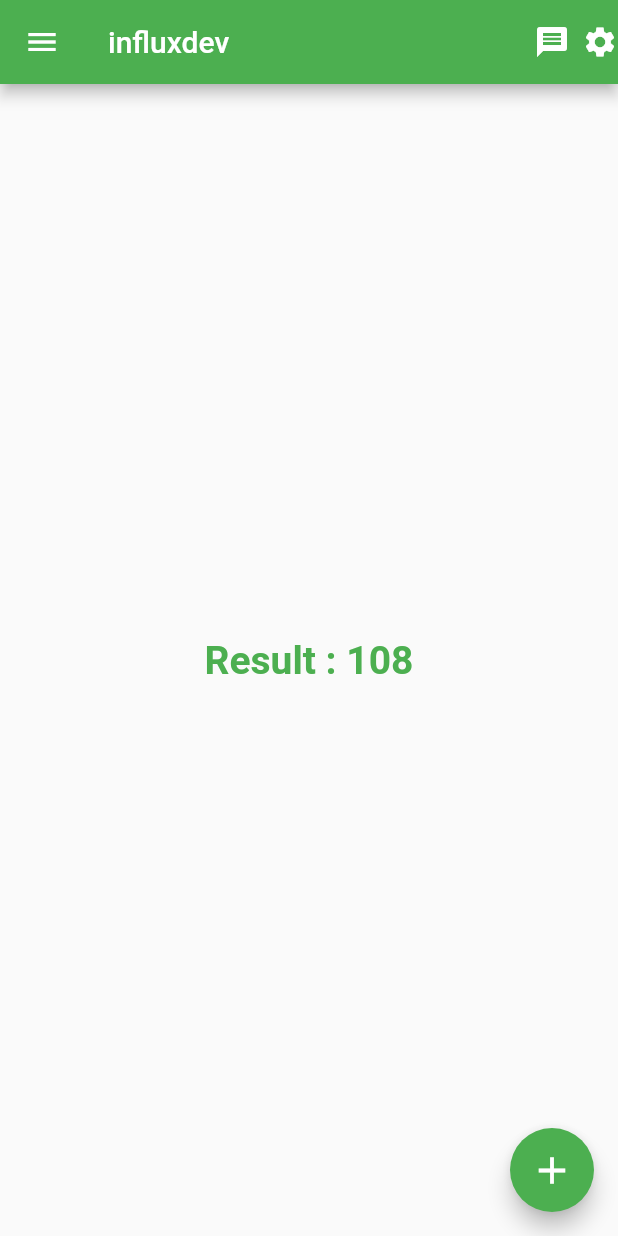
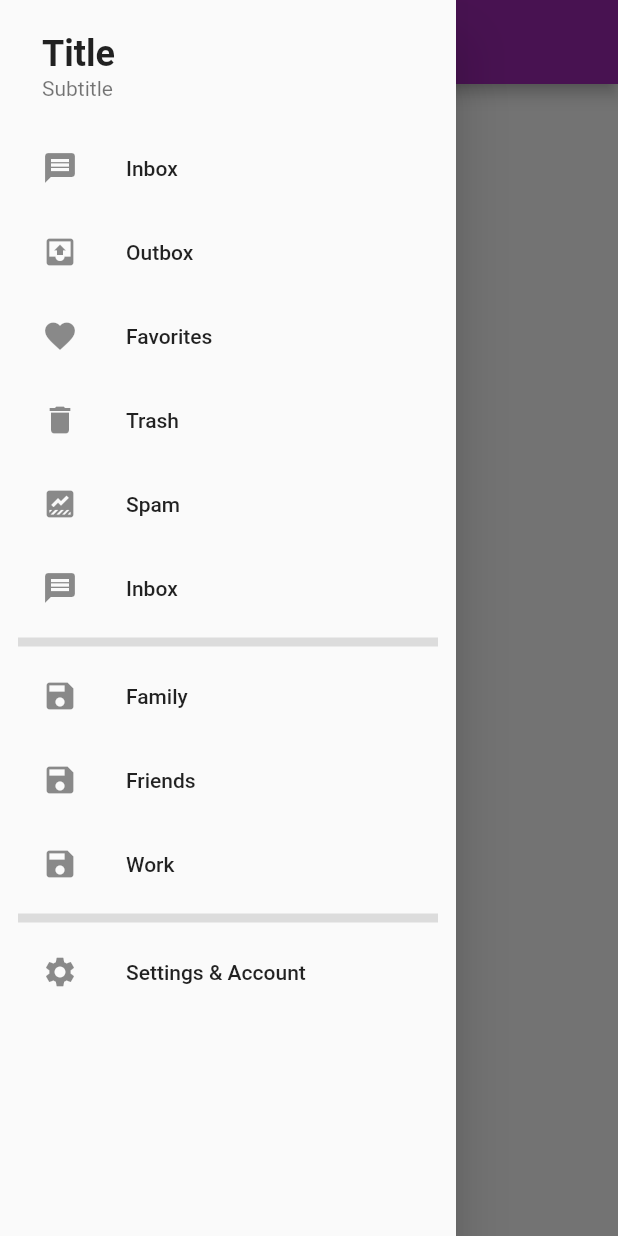
Before and after one commit to saiful-softdev/code_with_influx, a Flutter app: the screen it shows after launch, with the side drawer open (before the commit the screen has no drawer), on a phone screen of 412 x 824 dp. Run offline on Flutter 3.47's test engine with Material 3 defaults, Android fonts, the phone set to English and light mode, and no system bars.

Commit message:
assignment 8 complete

```diff
--- /dev/null
+++ b/lib/assigment_8.dart
@@ -0,0 +1,70 @@
+import 'package:flutter/material.dart';
+class Assigment_8 extends StatefulWidget {
+  const Assigment_8({super.key});
+
+  @override
+  State<Assigment_8> createState() => _Assigment_8State();
+}
+
+class _Assigment_8State extends State<Assigment_8> {
+  @override
+  Widget build(BuildContext context) {
+    return Scaffold(
+      appBar: AppBar(backgroundColor: Colors.purple,
+        centerTitle: true,
+        title: Text("Assigment-8"),),
+      drawer: const Drawer(
+        child: Padding(
+          padding: EdgeInsets.all(12.0),
+          child: Column(children: [
+            ListTile(
+              title: Text("Title",style: TextStyle(fontSize: 24,fontWeight: FontWeight.bold),),
+              subtitle: Text("Subtitle"),
+
+            ),
+            ListTile(
+              leading: Icon(Icons.message),
+              title: Text("Inbox"),
+            ),
+            ListTile(
+              leading: Icon(Icons.outbox),
+              title: Text("Outbox"),
+            ),
+            ListTile(
+              leading: Icon(Icons.favorite),
+              title: Text("Favorites"),
+            ),
+            ListTile(
+              leading: Icon(Icons.delete),
+              title: Text("Trash"),
+            ),
+            ListTile(
+              leading: Icon(Icons.data_thresholding),
+              title: Text("Spam"),
+            ),
+            ListTile(
+              leading: Icon(Icons.message),
+              title: Text("Inbox"),
+            ),
+            Divider(thickness: 6,),
+            ListTile(
+              leading: Icon(Icons.save),
+              title: Text("Family"),
+            ),
+            ListTile(
+              leading: Icon(Icons.save),
+              title: Text("Friends"),
+            ),
+            ListTile(
+              leading: Icon(Icons.save),
+              title: Text("Work"),
+            ),
+            Divider(thickness: 6,),
+            ListTile(leading: Icon(Icons.settings),
+            title: Text("Settings & Account"),)
+          ],),
+        ),
+      ),
+    );
+  }
+}
--- a/lib/main.dart
+++ b/lib/main.dart
@@ -1,5 +1,7 @@
 import 'package:flutter/material.dart';
 import 'package:influx_code/home_screen.dart';
+
+import 'assigment_8.dart';
 
 void main() {
   runApp(const MyApp());
@@ -17,7 +19,7 @@ class MyApp extends StatelessWidget {
       theme: ThemeData(
         useMaterial3: false,
       ),
-      home: const HomeScreen(),
+      home: const Assigment_8(),
     );
   }
 }
```
